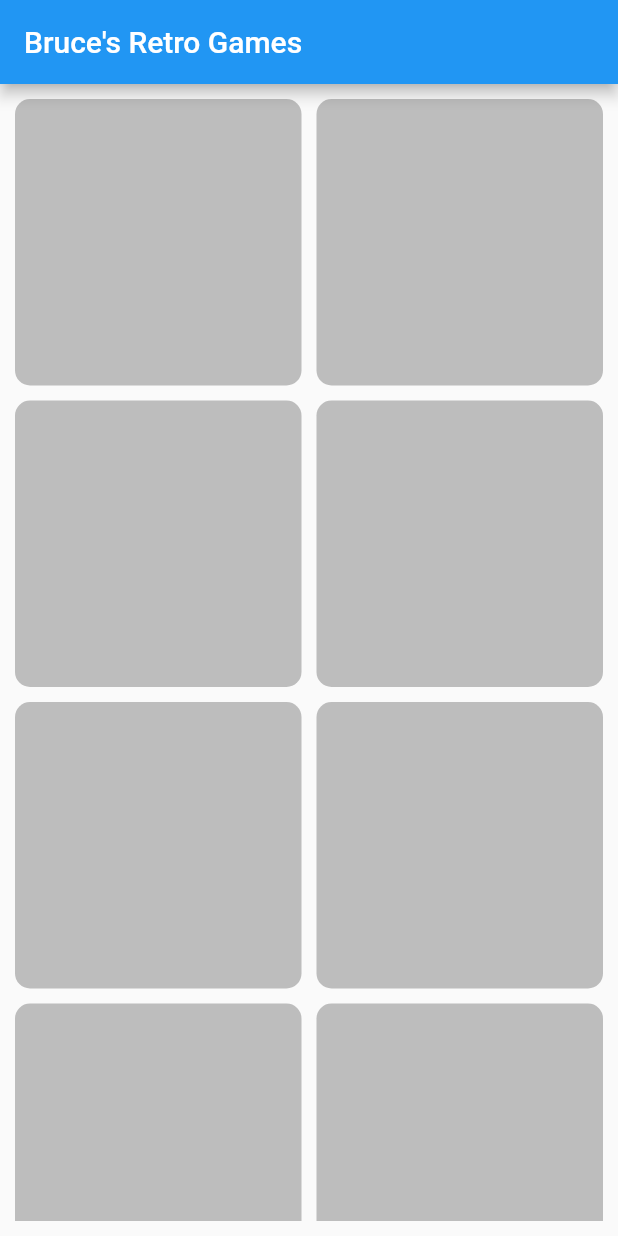
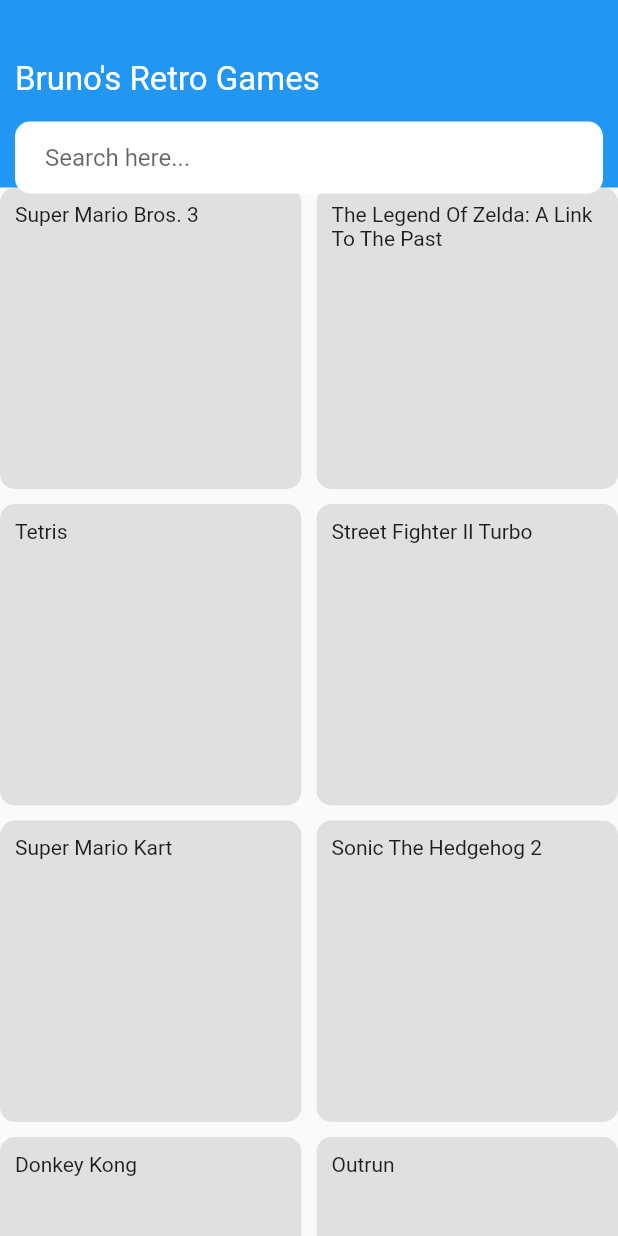
Before and after one commit to 3haratjk/vintage-games, a Flutter app: the screen it shows after launch, on a phone screen of 412 x 824 dp. Run offline on Flutter 3.47's test engine with Material 2 defaults, Android fonts, the phone set to English and light mode, and no system bars.

Commit message:
feat: Medium challenge requirements completed

```diff
--- a/lib/main.dart
+++ b/lib/main.dart
@@ -1,110 +1,15 @@
 import 'package:flutter/material.dart';
+import 'package:vintage_games/view_games.dart';
 
 void main() => runApp(MyApp());
 
 class MyApp extends StatelessWidget {
   @override
   Widget build(BuildContext context) {
-    return MaterialApp(
+    return const MaterialApp(
       title: 'Flutter Skill Builder',
       home: Scaffold(
-        appBar: AppBar(
-          title: const Text("Bruce's Retro Games"),
-        ),
-        body: Container(
-          padding: const EdgeInsets.all(10),
-          child: GridView.count(
-            crossAxisCount: 2,
-            crossAxisSpacing: 10,
-            mainAxisSpacing: 10,
-            children: <Widget>[
-              Container(
-                padding: const EdgeInsets.all(8),
-                decoration: BoxDecoration(
-                  color: Colors.grey.shade400,
-                  borderRadius: const BorderRadius.all(Radius.circular(10)),
-                ),
-              ),
-              Container(
-                padding: const EdgeInsets.all(8),
-                decoration: BoxDecoration(
-                  color: Colors.grey.shade400,
-                  borderRadius: const BorderRadius.all(Radius.circular(10)),
-                ),
-              ),
-              Container(
-                padding: const EdgeInsets.all(8),
-                decoration: BoxDecoration(
-                  color: Colors.grey.shade400,
-                  borderRadius: const BorderRadius.all(Radius.circular(10)),
-                ),
-              ),
-              Container(
-                padding: const EdgeInsets.all(8),
-                decoration: BoxDecoration(
-                  color: Colors.grey.shade400,
-                  borderRadius: const BorderRadius.all(Radius.circular(10)),
-                ),
-              ),
-              Container(
-                padding: const EdgeInsets.all(8),
-                decoration: BoxDecoration(
-                  color: Colors.grey.shade400,
-                  borderRadius: const BorderRadius.all(Radius.circular(10)),
-                ),
-              ),
-              Container(
-                padding: const EdgeInsets.all(8),
-                decoration: BoxDecoration(
-                  color: Colors.grey.shade400,
-                  borderRadius: const BorderRadius.all(Radius.circular(10)),
-                ),
-              ),
-              Container(
-                padding: const EdgeInsets.all(8),
-                decoration: BoxDecoration(
-                  color: Colors.grey.shade400,
-                  borderRadius: const BorderRadius.all(Radius.circular(10)),
-                ),
-              ),
-              Container(
-                padding: const EdgeInsets.all(8),
-                decoration: BoxDecoration(
-                  color: Colors.grey.shade400,
-                  borderRadius: const BorderRadius.all(Radius.circular(10)),
-                ),
-              ),
-              Container(
-                padding: const EdgeInsets.all(8),
-                decoration: BoxDecoration(
-                  color: Colors.grey.shade400,
-                  borderRadius: const BorderRadius.all(Radius.circular(10)),
-                ),
-              ),
-              Container(
-                padding: const EdgeInsets.all(8),
-                decoration: BoxDecoration(
-                  color: Colors.grey.shade400,
-                  borderRadius: const BorderRadius.all(Radius.circular(10)),
-                ),
-              ),
-              Container(
-                padding: const EdgeInsets.all(8),
-                decoration: BoxDecoration(
-                  color: Colors.grey.shade400,
-                  borderRadius: const BorderRadius.all(Radius.circular(10)),
-                ),
-              ),
-              Container(
-                padding: const EdgeInsets.all(8),
-                decoration: BoxDecoration(
-                  color: Colors.grey.shade400,
-                  borderRadius: const BorderRadius.all(Radius.circular(10)),
-                ),
-              ),
-            ],
-          ),
-        ),
+        body: ViewGames(),
       ),
     );
   }
--- /dev/null
+++ b/lib/view_games.dart
@@ -0,0 +1,95 @@
+import 'package:flutter/material.dart';
+
+class ViewGames extends StatefulWidget {
+  const ViewGames({Key? key}) : super(key: key);
+
+  @override
+  _ViewGamesState createState() => _ViewGamesState();
+}
+
+class _ViewGamesState extends State<ViewGames> {
+  final TextEditingController _controller = TextEditingController();
+
+  @override
+  void dispose() {
+    _controller.dispose();
+    super.dispose();
+  }
+
+  var searchText = "";
+  var games = [
+    {"title": "Super Mario Bros. 3"},
+    {"title": "The Legend Of Zelda: A Link To The Past"},
+    {"title": "Tetris"},
+    {"title": "Street Fighter II Turbo"},
+    {"title": "Super Mario Kart"},
+    {"title": "Sonic The Hedgehog 2"},
+    {"title": "Donkey Kong"},
+    {"title": "Outrun"},
+    {"title": "Streets Of Rage 2"},
+    {"title": "Space Invaders"},
+    {"title": "Super Metroid"},
+  ];
+
+  @override
+  Widget build(BuildContext context) {
+    var filteredGames = games.where((element) =>
+        element["title"]!.toLowerCase().contains(searchText.toLowerCase()));
+    return CustomScrollView(
+      slivers: [
+        SliverAppBar(
+          toolbarHeight: 125,
+          flexibleSpace: Container(
+            padding: const EdgeInsets.fromLTRB(10, 40, 10, 10),
+            child: Column(
+              crossAxisAlignment: CrossAxisAlignment.start,
+              children: [
+                const Text(
+                  "Bruno's Retro Games",
+                  style: TextStyle(
+                    color: Colors.white,
+                    fontSize: 22,
+                  ),
+                ),
+                Container(
+                  margin: const EdgeInsets.only(top: 15),
+                  padding: const EdgeInsets.symmetric(horizontal: 20),
+                  decoration: BoxDecoration(
+                      color: Colors.white,
+                      borderRadius: BorderRadius.circular(10)),
+                  child: TextField(
+                    controller: _controller,
+                    onChanged: (String value) {
+                      setState(() {
+                        searchText = value;
+                      });
+                    },
+                    decoration: const InputDecoration(
+                        hintText: "Search here...", border: InputBorder.none),
+                  ),
+                )
+              ],
+            ),
+          ),
+        ),
+        SliverGrid.count(
+          crossAxisCount: 2,
+          crossAxisSpacing: 10,
+          mainAxisSpacing: 10,
+          children: List.generate(
+            filteredGames.length,
+            (index) => Container(
+              padding: const EdgeInsets.all(10),
+              decoration: BoxDecoration(
+                  color: Colors.grey[300],
+                  borderRadius: BorderRadius.circular(10)),
+              child: GridTile(
+                child: Text("${filteredGames.elementAt(index)["title"]}"),
+              ),
+            ),
+          ),
+        )
+      ],
+    );
+  }
+}
```
Also changed, not shown: 1 other file.
